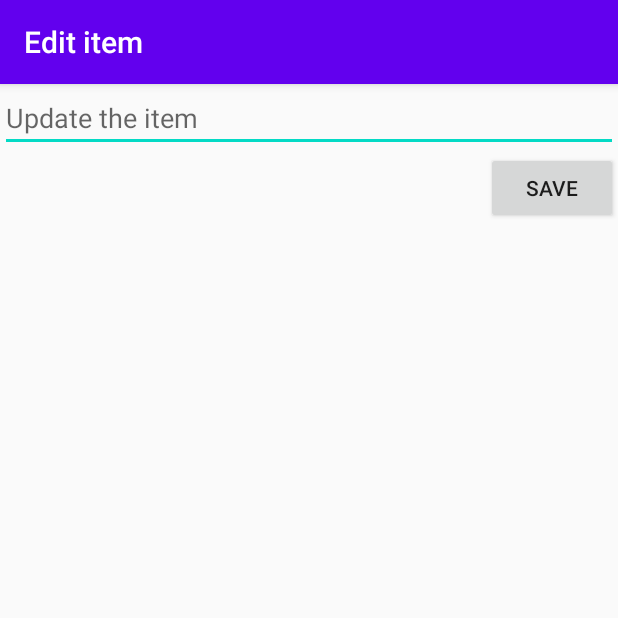
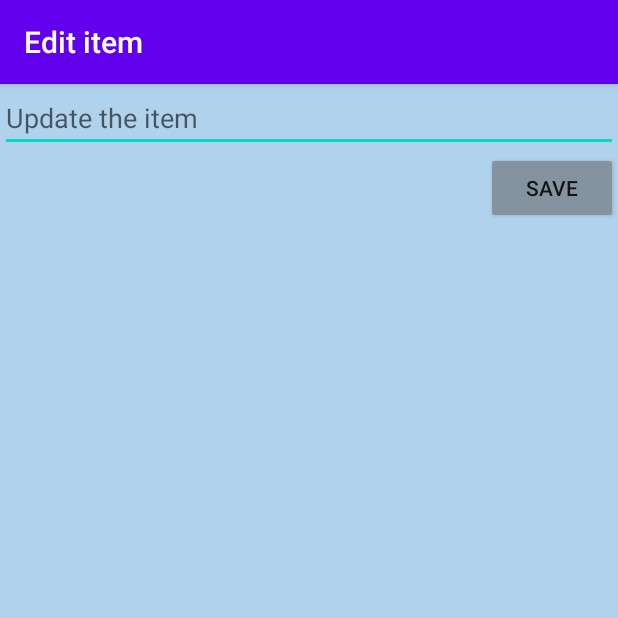
Before and after one commit to AyoAjayi/Ayo_TodoApp, an Android app: the EditActivity screen opened directly, with no data from a screen before it, on a phone screen of 412 x 824 dp, the top half of it. Run offline under Robolectric (Android 15) with nearby library versions, the phone set to English and light mode, and no system bars.

Commit message:
Updated background color for both activity screens.

```diff
--- a/app/src/main/res/layout/activity_edit.xml
+++ b/app/src/main/res/layout/activity_edit.xml
@@ -1,10 +1,10 @@
 <?xml version="1.0" encoding="utf-8"?>
-<RelativeLayout
-    xmlns:android="http://schemas.android.com/apk/res/android"
+<RelativeLayout xmlns:android="http://schemas.android.com/apk/res/android"
     xmlns:app="http://schemas.android.com/apk/res-auto"
     xmlns:tools="http://schemas.android.com/tools"
     android:layout_width="match_parent"
     android:layout_height="match_parent"
+    android:background="#B1D2EC"
     tools:context=".EditActivity">
 
     <EditText
@@ -26,6 +26,7 @@
         android:layout_alignParentEnd="true"
         android:layout_marginTop="0dp"
         android:layout_marginEnd="0dp"
+        android:backgroundTint="#84939F"
         android:text="Save" />
 
 </RelativeLayout>
--- a/app/src/main/res/layout/activity_main.xml
+++ b/app/src/main/res/layout/activity_main.xml
@@ -15,6 +15,7 @@
         android:layout_alignParentBottom="true"
         android:layout_marginEnd="0dp"
         android:layout_marginBottom="-1dp"
+        android:backgroundTint="#7D92A3"
         android:text="Add" />
 
     <EditText
@@ -41,5 +42,5 @@
         android:layout_marginStart="0dp"
         android:layout_marginTop="0dp"
         android:layout_marginBottom="0dp"
-        android:background="#58AFF4" />
+        android:background="#B1D2EC" />
 </RelativeLayout>
```
